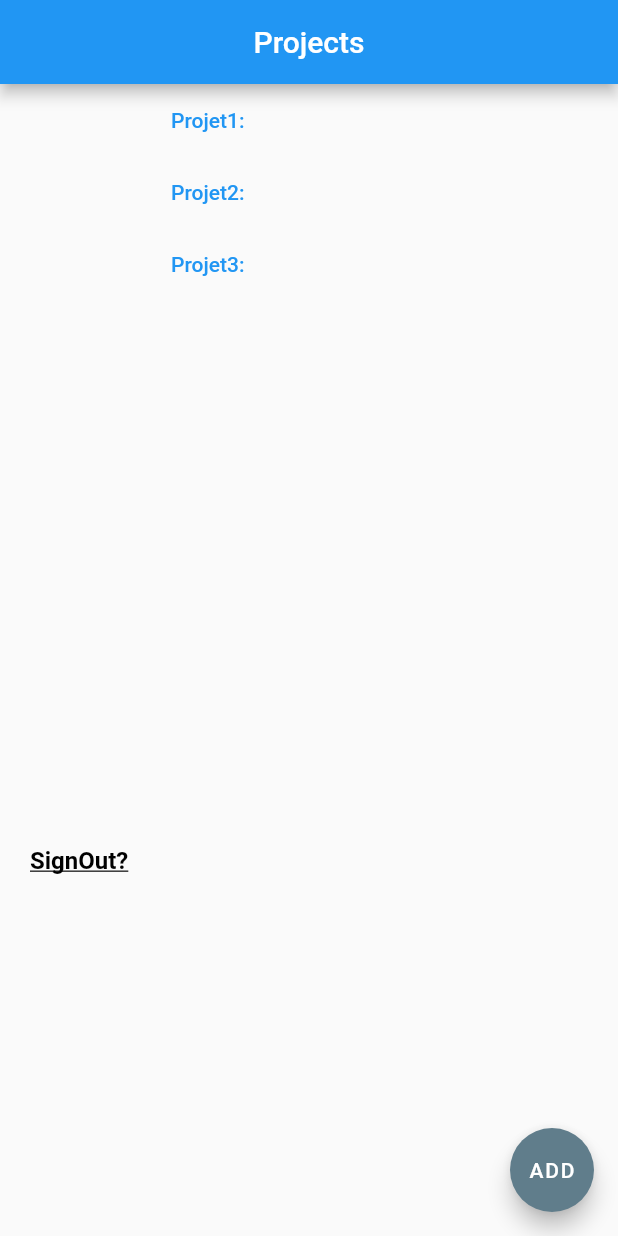
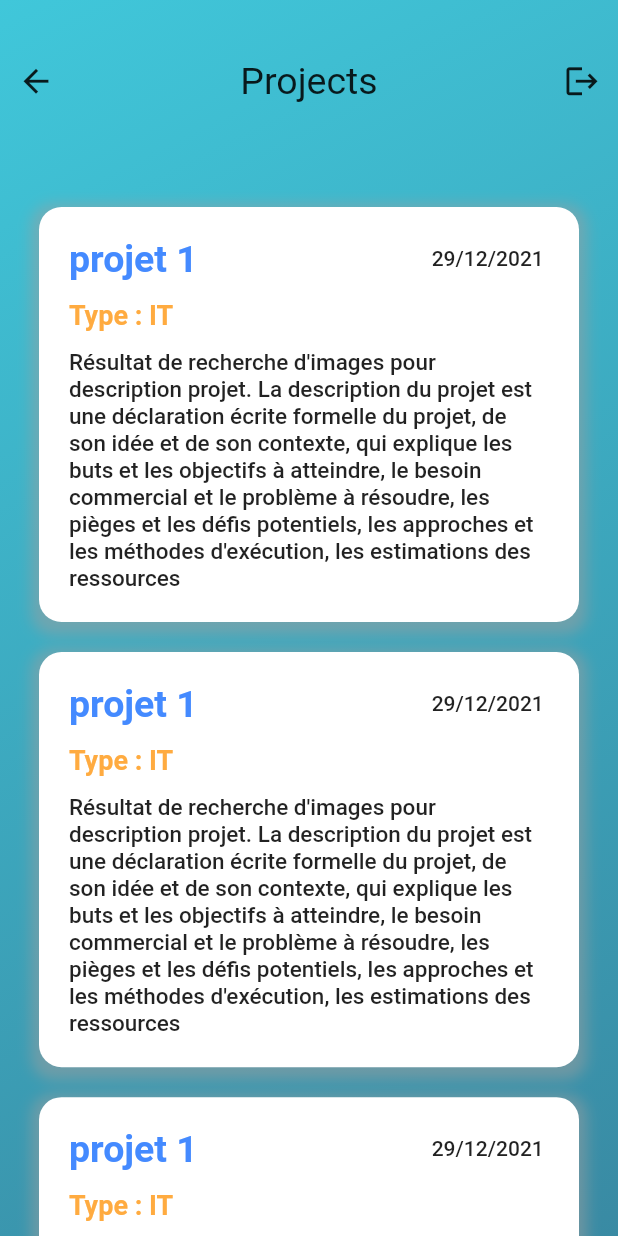
Before and after one commit to Pole-Projet-JEI/ollert_front, a Flutter app: the screen it shows after launch, on a phone screen of 412 x 824 dp. Run offline on Flutter 3.47's test engine with Material 2 defaults, Android fonts, the phone set to English and light mode, and no system bars.

Commit message:
UI projects

```diff
--- /dev/null
+++ b/lib/Widgets1/projectWidget.dart
@@ -0,0 +1,61 @@
+import 'package:flutter/material.dart';
+import 'package:ollert/models/Project.dart';
+
+class ProjectWidget extends StatelessWidget {
+  Project? project;
+  ProjectWidget({required this.project });
+
+  @override
+  Widget build(BuildContext context) {
+    return FlatButton(onPressed: (){}, child: Container(
+      margin: EdgeInsets.all(10),
+      padding: EdgeInsets.all(20),
+      width: MediaQuery.of(context).size.width*0.95,
+      decoration: BoxDecoration(
+          boxShadow: [
+            BoxShadow(
+              color: Colors.grey.withOpacity(0.5),
+              spreadRadius: 5,
+              blurRadius: 7,
+              offset: Offset(0, 3), // changes position of shadow
+            ),
+          ],
+          color:Colors.white,
+          borderRadius: BorderRadius.all(Radius.circular(15))  ),
+      child: Column(
+        children: [
+          Row(
+            mainAxisAlignment: MainAxisAlignment.spaceBetween,
+            children: [
+              Text("${project?.name}",style: const TextStyle(
+                  fontSize: 25,
+                  fontWeight: FontWeight.bold,
+                  color: Colors.blueAccent
+              ),),
+              Text("${project?.deadline?.day.toString()}/${project?.deadline?.month.toString()}/${project?.deadline?.year.toString()} "),
+            ],
+          ),
+          SizedBox(height: MediaQuery.of(context).size.width*0.03,),
+
+          Row(
+            children: [
+              Text("Type : ${project?.type}",style: const TextStyle(
+                  fontSize: 18,
+                  fontWeight: FontWeight.bold,
+                  color: Colors.orangeAccent
+              ),),
+
+            ],
+          ),
+          SizedBox(height: MediaQuery.of(context).size.width*0.03,),
+          Text("${project?.description}",style: const TextStyle(
+            fontSize: 15,
+
+          ),)
+
+        ],
+      ),
+
+    ));
+  }
+}
--- /dev/null
+++ b/lib/models/Project.dart
@@ -0,0 +1,45 @@
+// To parse this JSON data, do
+//
+//     final project = projectFromJson(jsonString);
+
+import 'dart:convert';
+
+List<Project> projectFromJson(String str) => List<Project>.from(json.decode(str).map((x) => Project.fromJson(x)));
+
+String projectToJson(List<Project> data) => json.encode(List<dynamic>.from(data.map((x) => x.toJson())));
+
+class Project {
+  Project({
+    this.id,
+    this.name="",
+    this.type="",
+    this.description="",
+    this.deadline,
+    this.idManager,
+  });
+
+  int? id;
+  String name;
+  String type;
+  String description;
+  DateTime? deadline;
+  int? idManager;
+
+  factory Project.fromJson(Map<String, dynamic> json) => Project(
+    id: json["id"],
+    name: json["name"],
+    type: json["type"],
+    description: json["description"],
+    deadline: DateTime.parse(json["deadline"]),
+    idManager: json["id_manager"],
+  );
+
+  Map<String, dynamic> toJson() => {
+    "id": id,
+    "name": name,
+    "type": type,
+    "description": description,
+    "deadline": deadline?.toIso8601String(),
+    "id_manager": idManager,
+  };
+}
--- a/lib/screens/signOut.dart
+++ b/lib/screens/signOut.dart
@@ -1,5 +1,7 @@
 import 'package:flutter/material.dart';
 import 'package:flutter/services.dart';
+import 'package:ollert/Widgets1/projectWidget.dart';
+import 'package:ollert/models/Project.dart';
 import 'package:ollert/screens/AddProject.dart';
 import 'package:ollert/screens/signIn.dart';
 
@@ -11,68 +13,65 @@ class LogoutPage extends StatefulWidget {
 class _LogoutPageState extends State<LogoutPage> {
   @override
   Widget build(BuildContext context) {
-    return SafeArea(child:
-     Scaffold(
-       appBar:  AppBar (  title: Text("Projects"),
-          centerTitle: true,
+
+    List<Project> projects = [
+      Project(id:1,name:"projet 1",type:"IT",description:"Résultat de recherche d'images pour description projet. La description du projet est une déclaration écrite formelle du projet, de son idée et de son contexte, qui explique les buts et les objectifs à atteindre, le besoin commercial et le problème à résoudre, les pièges et les défis potentiels, les approches et les méthodes d'exécution, les estimations des ressources",
+      deadline: DateTime(2021,12,29),idManager: 1), Project(id:1,name:"projet 1",type:"IT",description:"Résultat de recherche d'images pour description projet. La description du projet est une déclaration écrite formelle du projet, de son idée et de son contexte, qui explique les buts et les objectifs à atteindre, le besoin commercial et le problème à résoudre, les pièges et les défis potentiels, les approches et les méthodes d'exécution, les estimations des ressources",
+      deadline: DateTime(2021,12,29),idManager: 1), Project(id:1,name:"projet 1",type:"IT",description:"Résultat de recherche d'images pour description projet. La description du projet est une déclaration écrite formelle du projet, de son idée et de son contexte, qui explique les buts et les objectifs à atteindre, le besoin commercial et le problème à résoudre, les pièges et les défis potentiels, les approches et les méthodes d'exécution, les estimations des ressources",
+      deadline: DateTime(2021,12,29),idManager: 1),Project(id:1,name:"projet 1",type:"IT",description:"Résultat de recherche d'images pour description projet. La description du projet est une déclaration écrite formelle du projet, de son idée et de son contexte, qui explique les buts et les objectifs à atteindre, le besoin commercial et le problème à résoudre, les pièges et les défis potentiels, les approches et les méthodes d'exécution, les estimations des ressources",
+      deadline: DateTime(2021,12,29),idManager: 1),
+    ];
+
+
+    return SafeArea(
+        child:Scaffold
+      (
+      body:Container(
+        height: MediaQuery.of(context).size.height,
+        width: MediaQuery.of(context).size.width,
+        decoration: const BoxDecoration(
+          gradient: LinearGradient(
+            colors: [Color(0xff40C7DA), Color(0xff398AA3)],
+            begin: Alignment.topLeft,
+            end: Alignment.bottomRight,
+          ),
         ),
-      body:
-      Column(mainAxisAlignment: MainAxisAlignment.start,
-            crossAxisAlignment: CrossAxisAlignment.center,
-            children: [
-              TextButton(
-                onPressed: () {
-                },
-                child: Text(
-                  " Projet1:"
-                ),
+        child: SingleChildScrollView(
+          child: Column(
+            children:  [
+              const SizedBox(height: 30,),
+              Row(
+                mainAxisAlignment: MainAxisAlignment.spaceBetween,
+                children: [
+                  IconButton(onPressed: (){
+                    Navigator.of(context).pop();
+                  }, icon: const Icon(
+                    Icons.arrow_back,
+                    size: 25,
+                  )),
+                  const Text(
+                    "Projects",
+                    style: TextStyle(
+                      fontSize: 25,
+                    ),
+                  ),
+                  IconButton(onPressed:(){}, icon: const Icon(
+                    Icons.logout,
+                    size: 25,
+                  ))
+
+                ],
               ),
-              TextButton(
-
-                onPressed: () {
-                },
-                child: Text(
-                  " Projet2:",
-                    ),
-                ),
-                TextButton(
-                onPressed: () {
-                },
-                child: Text(
-                  " Projet3:",
-                    ),
-                ),
-           Column(children: [
-             Padding(    padding: EdgeInsets.only(left: 12, right: 180, top: 350),
-child:TextButton(
-  style: TextButton.styleFrom(
-
-  ),
-  onPressed: () {Navigator.of(context).push(MaterialPageRoute(builder: (BuildContext context) => LoginPage()),
-  );},
-  child: const Text('SignOut?',
-    style: TextStyle(
-      color: Colors.black,
-      decoration: TextDecoration.underline,
-
-      fontSize: 16,
-      fontWeight: FontWeight.bold,
-
-    ),),
-
-),
-
-        ),
-           ]
-           )
-           ]
-           ),
-           floatingActionButton: FloatingActionButton(
-             onPressed: () {
-               Navigator.of(context).push(MaterialPageRoute( builder: (BuildContext context) => AddProject() ),
-  );},
-             child: Text ('ADD'),
-             backgroundColor: Colors.blueGrey, )
-             ,),
-           );
-  }}
+              const SizedBox(height: 50,),
+              ProjectWidget(project: projects[0]),
+              ProjectWidget(project: projects[0]),
+              ProjectWidget(project: projects[0]),
+              ProjectWidget(project: projects[0]),
+              ProjectWidget(project: projects[0]),
+            ],
+          ),
+        )
+      ) ,
+    ));
+  }
+}
```
